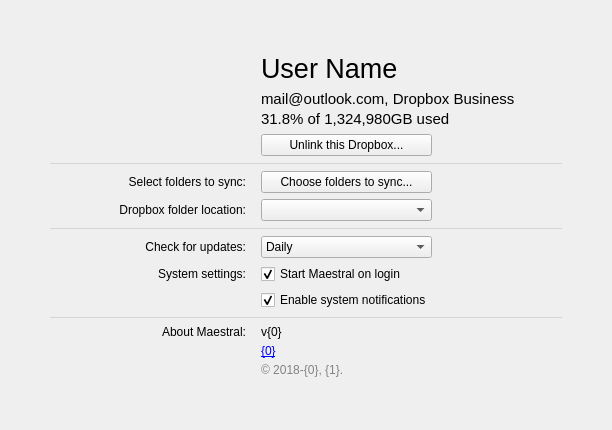
This is maestral/gui/resources/settings_window.ui in samschott/maestral as Qt 5 draws it before an edit. The edited form follows.
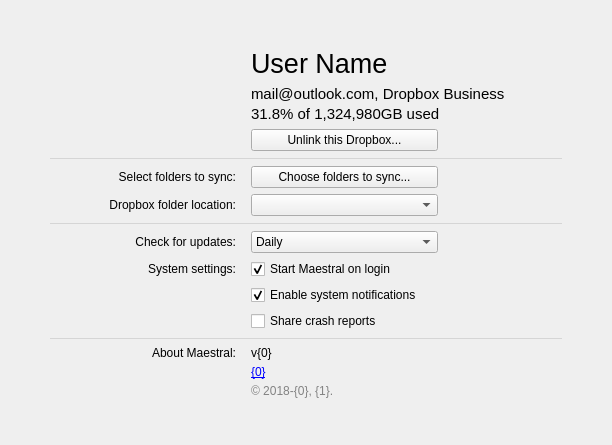
This is the edited form.

Commit message: tweaks to settings window layout

Patch:
```diff
--- a/maestral/gui/resources/settings_window.ui
+++ b/maestral/gui/resources/settings_window.ui
@@ -7,7 +7,7 @@
     <x>0</x>
     <y>0</y>
     <width>612</width>
-    <height>430</height>
+    <height>445</height>
    </rect>
   </property>
   <property name="sizePolicy">
@@ -52,11 +52,11 @@
     </spacer>
    </item>
    <item>
-    <layout class="QGridLayout" name="gridLayoutMain" columnstretch="3,0,0,2,2">
+    <layout class="QGridLayout" name="gridLayoutMain" columnstretch="3,0,0,3,2">
      <property name="horizontalSpacing">
       <number>0</number>
      </property>
-     <item row="11" column="0">
+     <item row="12" column="0">
       <widget class="QLabel" name="labelAboutTitle">
        <property name="text">
         <string>About Maestral:</string>
@@ -66,16 +66,6 @@
        </property>
       </widget>
      </item>
-     <item row="7" column="0">
-      <widget class="QLabel" name="labelUpdateInterval">
-       <property name="text">
-        <string>Check for updates:</string>
-       </property>
-       <property name="alignment">
-        <set>Qt::AlignRight|Qt::AlignTrailing|Qt::AlignVCenter</set>
-       </property>
-      </widget>
-     </item>
      <item row="6" column="0" colspan="5">
       <widget class="Line" name="line2">
        <property name="styleSheet">
@@ -99,13 +89,13 @@
        </property>
       </widget>
      </item>
-     <item row="0" column="0" rowspan="3" alignment="Qt::AlignRight">
-      <widget class="QLabel" name="labelUserProfilePic">
+     <item row="7" column="0">
+      <widget class="QLabel" name="labelUpdateInterval">
        <property name="text">
-        <string/>
+        <string>Check for updates:</string>
        </property>
        <property name="alignment">
-        <set>Qt::AlignRight|Qt::AlignTop|Qt::AlignTrailing</set>
+        <set>Qt::AlignRight|Qt::AlignTrailing|Qt::AlignVCenter</set>
        </property>
       </widget>
      </item>
@@ -116,6 +106,101 @@
        </property>
       </widget>
      </item>
+     <item row="9" column="3">
+      <widget class="QCheckBox" name="checkBoxNotifications">
+       <property name="text">
+        <string>Enable system notifications</string>
+       </property>
+       <property name="checked">
+        <bool>true</bool>
+       </property>
+      </widget>
+     </item>
+     <item row="4" column="3">
+      <widget class="QPushButton" name="pushButtonExcludedFolders">
+       <property name="text">
+        <string>Choose folders to sync...</string>
+       </property>
+      </widget>
+     </item>
+     <item row="8" column="0">
+      <widget class="QLabel" name="labelSystemSettings">
+       <property name="text">
+        <string>System settings:</string>
+       </property>
+       <property name="alignment">
+        <set>Qt::AlignRight|Qt::AlignTrailing|Qt::AlignVCenter</set>
+       </property>
+      </widget>
+     </item>
+     <item row="3" column="0" colspan="5">
+      <widget class="Line" name="line1">
+       <property name="minimumSize">
+        <size>
+         <width>200</width>
+         <height>0</height>
+        </size>
+       </property>
+       <property name="styleSheet">
+        <string notr="true">color: rgb(213, 213, 213)</string>
+       </property>
+       <property name="frameShadow">
+        <enum>QFrame::Plain</enum>
+       </property>
+       <property name="orientation">
+        <enum>Qt::Horizontal</enum>
+       </property>
+      </widget>
+     </item>
+     <item row="11" column="0" colspan="5">
+      <widget class="Line" name="line0">
+       <property name="styleSheet">
+        <string notr="true">color: rgb(213, 213, 213)</string>
+       </property>
+       <property name="frameShadow">
+        <enum>QFrame::Plain</enum>
+       </property>
+       <property name="orientation">
+        <enum>Qt::Horizontal</enum>
+       </property>
+      </widget>
+     </item>
+     <item row="1" column="2">
+      <widget class="QWidget" name="spacerMacOS" native="true"/>
+     </item>
+     <item row="1" column="1">
+      <widget class="QWidget" name="spacerV" native="true">
+       <property name="minimumSize">
+        <size>
+         <width>15</width>
+         <height>0</height>
+        </size>
+       </property>
+      </widget>
+     </item>
+     <item row="8" column="3">
+      <widget class="QCheckBox" name="checkBoxStartup">
+       <property name="text">
+        <string>Start Maestral on login</string>
+       </property>
+       <property name="checked">
+        <bool>true</bool>
+       </property>
+      </widget>
+     </item>
+     <item row="5" column="2" colspan="2">
+      <widget class="QComboBox" name="comboBoxDropboxPath"/>
+     </item>
+     <item row="0" column="0" rowspan="3" alignment="Qt::AlignRight">
+      <widget class="QLabel" name="labelUserProfilePic">
+       <property name="text">
+        <string/>
+       </property>
+       <property name="alignment">
+        <set>Qt::AlignRight|Qt::AlignTop|Qt::AlignTrailing</set>
+       </property>
+      </widget>
+     </item>
      <item row="7" column="2" colspan="2">
       <widget class="QComboBox" name="comboBoxUpdateInterval">
        <item>
@@ -160,6 +245,9 @@
        <property name="text">
         <string>User Name</string>
        </property>
+       <property name="alignment">
+        <set>Qt::AlignBottom|Qt::AlignLeading|Qt::AlignLeft</set>
+       </property>
       </widget>
      </item>
      <item row="1" column="3" colspan="2">
@@ -193,92 +281,7 @@
        </item>
       </layout>
      </item>
-     <item row="9" column="3">
-      <widget class="QCheckBox" name="checkBoxNotifications">
-       <property name="text">
-        <string>Enable system notifications</string>
-       </property>
-       <property name="checked">
-        <bool>true</bool>
-       </property>
-      </widget>
-     </item>
-     <item row="4" column="3">
-      <widget class="QPushButton" name="pushButtonExcludedFolders">
-       <property name="text">
-        <string>Choose folders to sync...</string>
-       </property>
-      </widget>
-     </item>
-     <item row="8" column="0">
-      <widget class="QLabel" name="labelSystemSettings">
-       <property name="text">
-        <string>System settings:</string>
-       </property>
-       <property name="alignment">
-        <set>Qt::AlignRight|Qt::AlignTrailing|Qt::AlignVCenter</set>
-       </property>
-      </widget>
-     </item>
-     <item row="3" column="0" colspan="5">
-      <widget class="Line" name="line1">
-       <property name="minimumSize">
-        <size>
-         <width>200</width>
-         <height>0</height>
-        </size>
-       </property>
-       <property name="styleSheet">
-        <string notr="true">color: rgb(213, 213, 213)</string>
-       </property>
-       <property name="frameShadow">
-        <enum>QFrame::Plain</enum>
-       </property>
-       <property name="orientation">
-        <enum>Qt::Horizontal</enum>
-       </property>
-      </widget>
-     </item>
-     <item row="10" column="0" colspan="5">
-      <widget class="Line" name="line0">
-       <property name="styleSheet">
-        <string notr="true">color: rgb(213, 213, 213)</string>
-       </property>
-       <property name="frameShadow">
-        <enum>QFrame::Plain</enum>
-       </property>
-       <property name="orientation">
-        <enum>Qt::Horizontal</enum>
-       </property>
-      </widget>
-     </item>
-     <item row="1" column="2">
-      <widget class="QWidget" name="spacerMacOS" native="true"/>
-     </item>
-     <item row="1" column="1">
-      <widget class="QWidget" name="spacerV" native="true">
-       <property name="minimumSize">
-        <size>
-         <width>15</width>
-         <height>0</height>
-        </size>
-       </property>
-      </widget>
-     </item>
-     <item row="8" column="3">
-      <widget class="QCheckBox" name="checkBoxStartup">
-       <property name="text">
-        <string>Start Maestral on login</string>
-       </property>
-       <property name="checked">
-        <bool>true</bool>
-       </property>
-      </widget>
-     </item>
-     <item row="5" column="2" colspan="2">
-      <widget class="QComboBox" name="comboBoxDropboxPath"/>
-     </item>
-     <item row="11" column="2" colspan="3">
+     <item row="12" column="2" colspan="3">
       <layout class="QGridLayout" name="gridLayout">
        <property name="horizontalSpacing">
         <number>0</number>
@@ -318,6 +321,13 @@
        </item>
       </layout>
      </item>
+     <item row="10" column="3">
+      <widget class="QCheckBox" name="checkBoxAnalytics">
+       <property name="text">
+        <string>Share crash reports</string>
+       </property>
+      </widget>
+     </item>
     </layout>
    </item>
    <item>
```
